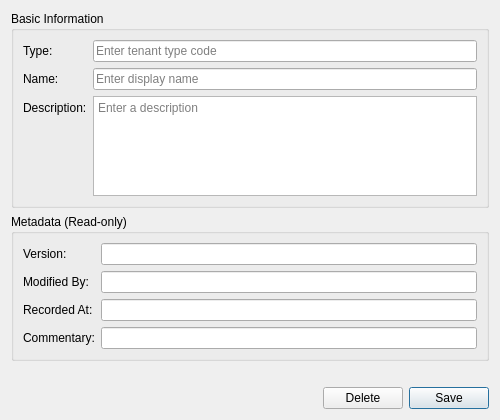
The window that projects/ores.qt/ui/TenantTypeDetailDialog.ui (OreStudio/OreStudio) describes before a commit, drawn with Qt 5.
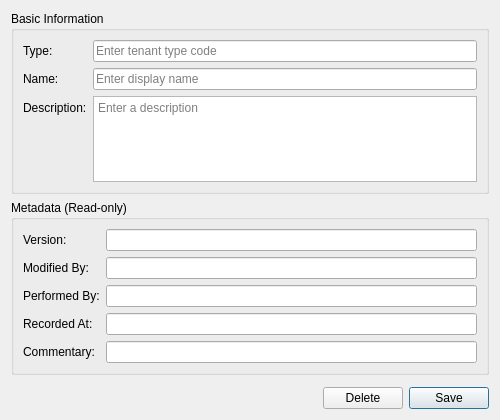
The same window after the commit.

Commit message:
[qt] Add Performed By field to remaining detail dialogs
Adds read-only performedByEdit to the metadata section of 13 detail
dialogs that were missing it: Currency, Country, BusinessCentre,
ChangeReason, ChangeReasonCategory, Account, Role, Tenant, TenantType,
FeatureFlag, DatasetBundle, NatureDimension, OriginDimension.

Patch:
```diff
--- a/projects/ores.qt/ui/TenantTypeDetailDialog.ui
+++ b/projects/ores.qt/ui/TenantTypeDetailDialog.ui
@@ -124,27 +124,42 @@
        </widget>
       </item>
       <item row="2" column="0">
+       <widget class="QLabel" name="labelPerformedBy">
+        <property name="text">
+         <string>Performed By:</string>
+        </property>
+       </widget>
+      </item>
+      <item row="2" column="1">
+       <widget class="QLineEdit" name="performedByEdit">
+        <property name="readOnly">
+         <bool>true</bool>
+        </property>
+       </widget>
+      </item>
+
+      <item row="3" column="0">
        <widget class="QLabel" name="labelRecordedAt">
         <property name="text">
          <string>Recorded At:</string>
         </property>
        </widget>
       </item>
-      <item row="2" column="1">
+      <item row="3" column="1">
        <widget class="QLineEdit" name="recordedAtEdit">
         <property name="readOnly">
          <bool>true</bool>
         </property>
        </widget>
       </item>
-      <item row="3" column="0">
+      <item row="4" column="0">
        <widget class="QLabel" name="labelCommentary">
         <property name="text">
          <string>Commentary:</string>
         </property>
        </widget>
       </item>
-      <item row="3" column="1">
+      <item row="4" column="1">
        <widget class="QLineEdit" name="commentaryEdit">
         <property name="readOnly">
          <bool>true</bool>
```
The commit also changes 26 other files.
